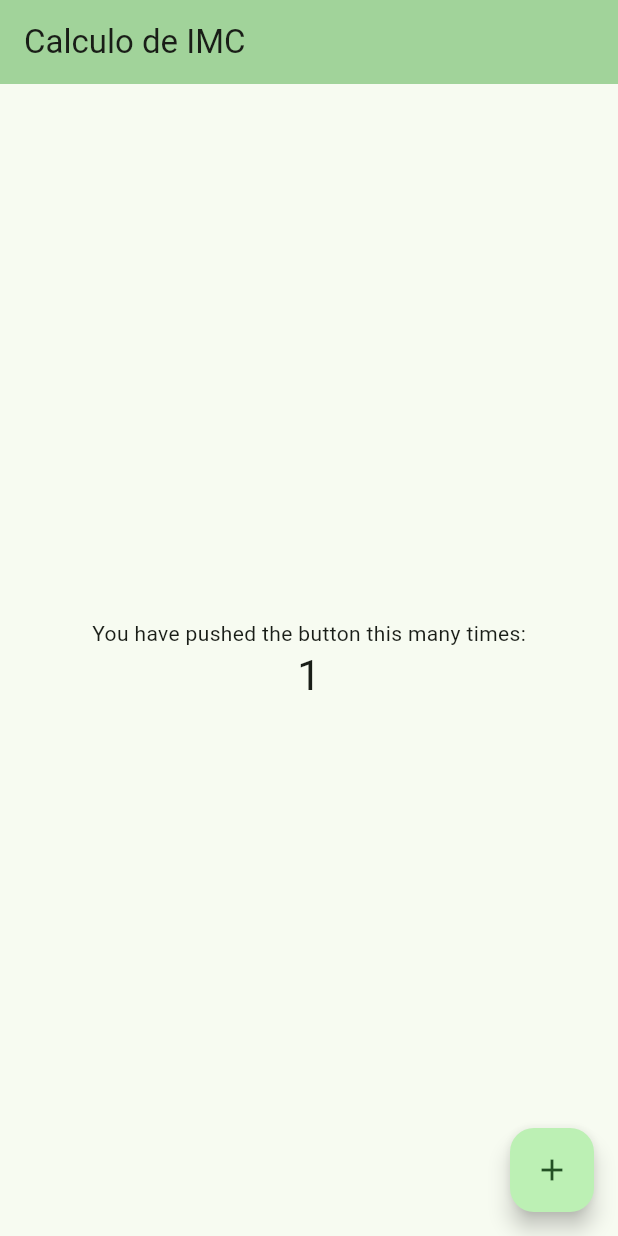
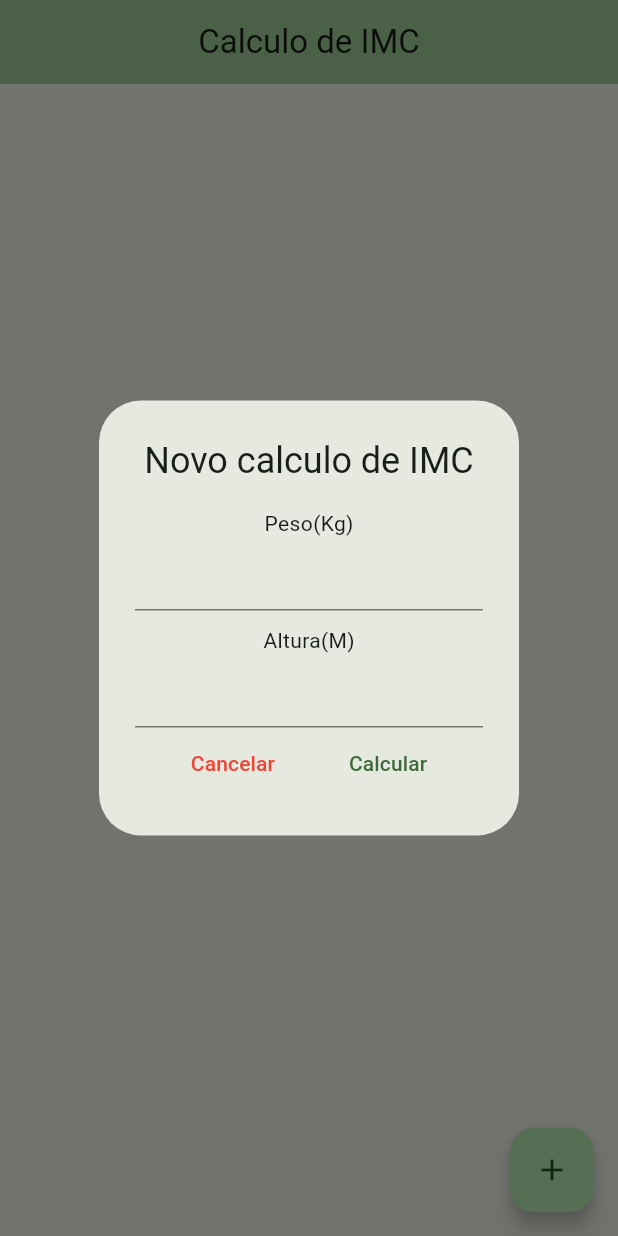
Before and after one commit to lucas-g-oliveira/imc_flutter, a Flutter app: the screen it shows after launch, after a tap on the "add" icon, on a phone screen of 412 x 824 dp. Run offline on Flutter 3.47's test engine with Material 2 defaults, Android fonts, the phone set to English and light mode, and no system bars.

Commit message:
feat: commit bomba!

```diff
--- /dev/null
+++ b/lib/classes/imc.dart
@@ -0,0 +1,37 @@
+import "dart:math";
+import 'package:imc_flutter/interfaces/i_pessoa.dart' as interfaces;
+
+class CalcularIMC {
+  interfaces.PessoaInterface? _pessoa;
+
+  CalcularIMC({required interfaces.PessoaInterface pessoa}) {
+    _pessoa = pessoa;
+  }
+
+  Map<String, dynamic> execute() {
+    String result = "";
+    int alertNivel = 0;
+    double imc = _pessoa!.getPeso() / pow(_pessoa!.getAltura(), 2);
+
+    Map<String, List> values = {
+      //key:[value-imc, alert-nivel]
+      "Magreza grave": [16, 3],
+      "Magreza moderada": [17, 2],
+      "Magreza leve": [18.5, 1],
+      "Saudável": [25, 0],
+      "Sobrepeso": [30, 1],
+      "Obesidade Grau 1": [35, 2],
+      "Obesidade Grau 2 - Severa": [40, 3],
+    };
+
+    if (imc > 40) {
+      result = "Obesidade Grau 3 - Mórbida";
+      alertNivel = 4;
+    } else {
+      result = values.entries.where((e) => imc < e.value[0]).first.key;
+      alertNivel = values[result]![1];
+    }
+
+    return {'alerta': alertNivel, 'result': result, 'imc': imc};
+  }
+}
--- /dev/null
+++ b/lib/classes/pessoa.dart
@@ -0,0 +1,49 @@
+import 'package:imc_flutter/interfaces/i_pessoa.dart' as pessoa;
+
+class Pessoa implements pessoa.PessoaInterface {
+  String _nome = "";
+  double _peso = 0.0;
+  double _altura = 0.0;
+
+  @override
+  void setDate(String nome) {
+    if (nome.length < 3) {
+      throw ArgumentError("'nome' precisa ter ao menos 3 letras!");
+    }
+    _nome = nome;
+  }
+
+  @override
+  void setAltura(String altura) {
+    try {
+      _altura = double.parse(altura);
+    } catch (err) {
+      throw ArgumentError("O valor de entarda para a 'altura' é inválido");
+    }
+    if (_altura.isNaN) {
+    } else if (_altura <= 0) {
+      throw ArgumentError("'Altura' precisa ser maior que '0'!");
+    }
+  }
+
+  @override
+  void setPeso(String peso) {
+    try {
+      _peso = double.parse(peso);
+    } catch (err) {
+      throw ArgumentError("O valor de entrada para a 'peso' é inválido");
+    }
+    if (_peso <= 0) {
+      throw ArgumentError("'Peso' precisa ser maior que '0'!");
+    }
+  }
+
+  @override
+  double getAltura() => _altura;
+
+  @override
+  String getDate() => _nome;
+
+  @override
+  double getPeso() => _peso;
+}
--- /dev/null
+++ b/lib/home_page.dart
@@ -0,0 +1,104 @@
+import 'package:flutter/material.dart';
+import 'package:imc_flutter/classes/Pessoa.dart';
+import 'package:imc_flutter/list_item_builder_custom.dart';
+import 'package:imc_flutter/model/storage_simulator.dart';
+
+class MyHomePage extends StatefulWidget {
+  const MyHomePage({super.key, required this.title});
+
+  final String title;
+
+  @override
+  State<MyHomePage> createState() => _MyHomePageState();
+}
+
+class _MyHomePageState extends State<MyHomePage> {
+  var dataList = Storage();
+  Pessoa pessoa = Pessoa();
+
+  TextEditingController pesoController = TextEditingController();
+  TextEditingController alturaController = TextEditingController();
+  bool validadeFields = false;
+
+  @override
+  Widget build(BuildContext context) {
+    return Scaffold(
+      appBar: AppBar(
+        backgroundColor: Theme.of(context).colorScheme.inversePrimary,
+        title: Center(child: Text(widget.title)),
+      ),
+      body: ListView.builder(
+          itemBuilder: (context, index) =>
+              listItemBuilder(dataList.getAll[index]),
+          itemCount: dataList.getAll.length),
+      floatingActionButton: FloatingActionButton(
+        onPressed: () {
+          showDialog(
+              context: context,
+              builder: (BuildContext bc) {
+                return AlertDialog(
+                  title: const Text('Novo calculo de IMC',
+                      textAlign: TextAlign.center),
+                  content: Wrap(
+                    children: [
+                      Column(children: [
+                        const Text("Peso(Kg)"),
+                        TextField(
+                            onChanged: (value) => {
+                                  validadeFields = (pesoController.text != "" ||
+                                      alturaController.text != "")
+                                },
+                            controller: pesoController,
+                            keyboardType: TextInputType.number),
+                        const SizedBox(height: 10, width: 10),
+                        const Text("Altura(M)"),
+                        TextField(
+                          onChanged: (value) => {
+                            validadeFields = (pesoController.text != "" ||
+                                alturaController.text != "")
+                          },
+                          controller: alturaController,
+                          keyboardType: TextInputType.number,
+                        ),
+                        Row(
+                          mainAxisAlignment: MainAxisAlignment.spaceEvenly,
+                          children: [
+                            TextButton(
+                                onPressed: () {
+                                  pesoController.text = "";
+                                  alturaController.text = "";
+                                  Navigator.pop(context);
+                                },
+                                child: const Text(
+                                  "Cancelar",
+                                  style: TextStyle(color: Colors.red),
+                                )),
+                            TextButton(
+                                onPressed: !validadeFields
+                                    ? () {
+                                        pessoa.setAltura(alturaController.text);
+                                        pessoa.setPeso(pesoController.text);
+                                        dataList.add(pessoa);
+                                        Navigator.pop(context);
+                                        pesoController.text = "";
+                                        alturaController.text = "";
+                                        setState(() {});
+                                      }
+                                    : () {},
+                                child: const Text(
+                                  "Calcular",
+                                )),
+                          ],
+                        )
+                      ]),
+                    ],
+                  ),
+                );
+              });
+        },
+        tooltip: null,
+        child: const Icon(Icons.add),
+      ),
+    );
+  }
+}
--- /dev/null
+++ b/lib/interfaces/i_pessoa.dart
@@ -0,0 +1,8 @@
+abstract class PessoaInterface {
+  String getDate();
+  double getPeso();
+  double getAltura();
+  void setPeso(String peso);
+  void setAltura(String altura);
+  void setDate(String nome);
+}
--- a/lib/main.dart
+++ b/lib/main.dart
@@ -1,4 +1,5 @@
 import 'package:flutter/material.dart';
+import 'package:imc_flutter/home_page.dart';
 
 void main() {
   runApp(const MyApp());
@@ -16,54 +17,7 @@ class MyApp extends StatelessWidget {
         useMaterial3: true,
       ),
       home: const MyHomePage(title: 'Calculo de IMC'),
+      debugShowCheckedModeBanner: false,
     );
   }
 }
-
-class MyHomePage extends StatefulWidget {
-  const MyHomePage({super.key, required this.title});
-
-  final String title;
-
-  @override
-  State<MyHomePage> createState() => _MyHomePageState();
-}
-
-class _MyHomePageState extends State<MyHomePage> {
-  int _counter = 0;
-
-  void _incrementCounter() {
-    setState(() {
-      _counter++;
-    });
-  }
-
-  @override
-  Widget build(BuildContext context) {
-    return Scaffold(
-      appBar: AppBar(
-        backgroundColor: Theme.of(context).colorScheme.inversePrimary,
-        title: Text(widget.title),
-      ),
-      body: Center(
-        child: Column(
-          mainAxisAlignment: MainAxisAlignment.center,
-          children: <Widget>[
-            const Text(
-              'You have pushed the button this many times:',
-            ),
-            Text(
-              '$_counter',
-              style: Theme.of(context).textTheme.headlineMedium,
-            ),
-          ],
-        ),
-      ),
-      floatingActionButton: FloatingActionButton(
-        onPressed: _incrementCounter,
-        tooltip: 'Increment',
-        child: const Icon(Icons.add),
-      ),
-    );
-  }
-}
--- /dev/null
+++ b/lib/model/storage_simulator.dart
@@ -0,0 +1,31 @@
+import 'package:flutter/material.dart';
+import 'package:imc_flutter/classes/IMC.dart';
+import 'package:imc_flutter/interfaces/i_pessoa.dart';
+
+class Storage {
+  List<Map<String, dynamic>> data = [];
+
+  get getAll => data;
+
+  set removeById(String id) {
+    data = data.where((element) => element["id"] != id)
+        as List<Map<String, dynamic>>;
+  }
+
+  void add(PessoaInterface people) {
+    var imc = CalcularIMC(pessoa: people).execute();
+    var d = DateTime.now();
+    Map<String, dynamic> user = {
+      "date":
+          "${d.day}/${d.month}/${d.year} - ${d.hour}:${d.minute}:${d.second}",
+      "peso": people.getPeso(),
+      "altura": people.getAltura(),
+      "imc": imc['imc'],
+      "situação": imc['result'],
+      "alert_nivel": imc['alerta'],
+      "id": UniqueKey().toString()
+    };
+
+    data.add(user);
+  }
+}
--- a/pubspec.yaml
+++ b/pubspec.yaml
@@ -59,9 +59,8 @@ flutter:
   uses-material-design: true
 
   # To add assets to your application, add an assets section, like this:
-  # assets:
-  #   - images/a_dot_burr.jpeg
-  #   - images/a_dot_ham.jpeg
+  assets:
+   - lib/assets/
 
   # An image asset can refer to one or more resolution-specific "variants", see
   # https://flutter.dev/assets-and-images/#resolution-aware
```
Also changed, not shown: lib/list_item_builder_custom.dart (added, +45 -0 lines).
